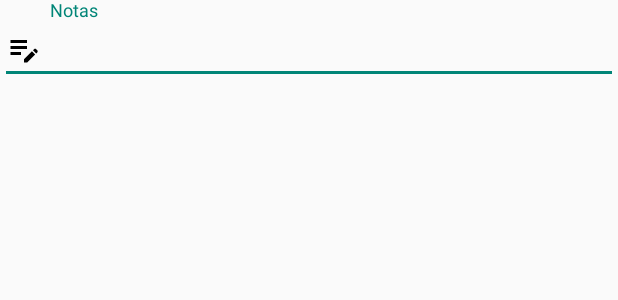
After one commit to antonisganzerla/baby-tracker, an Android app: the layout note_register_item.xml on its own in the app's theme, with its tools: preview values and no code run, on a phone screen of 412 x 824 dp. The commit adds this screen. Shown: the top 300 px of the screen. Run offline under Robolectric (Android 15) with nearby library versions, the phone set to English and light mode, and no system bars.

Commit message:
chore: add notes field

```diff
--- a/app/app/src/main/java/com/sgztech/babytracker/model/Register.kt
+++ b/app/app/src/main/java/com/sgztech/babytracker/model/Register.kt
@@ -9,4 +9,5 @@ data class Register(
     val name: String,
     val description: String,
     val time: LocalDateTime,
+    val note: String = "",
 )
--- /dev/null
+++ b/app/app/src/main/java/com/sgztech/babytracker/util/Locale.kt
@@ -0,0 +1,6 @@
+package com.sgztech.babytracker.util
+
+import java.util.Locale
+
+fun brazilianLocale(): Locale =
+    Locale("pt", "BR")
--- /dev/null
+++ b/app/app/src/main/res/drawable/ic_edit_note_24.xml
@@ -0,0 +1,5 @@
+<vector android:height="24dp" android:tint="#000000"
+    android:viewportHeight="24" android:viewportWidth="24"
+    android:width="24dp" xmlns:android="http://schemas.android.com/apk/res/android">
+    <path android:fillColor="@android:color/white" android:pathData="M3,10h11v2H3V10zM3,8h11V6H3V8zM3,16h7v-2H3V16zM18.01,12.87l0.71,-0.71c0.39,-0.39 1.02,-0.39 1.41,0l0.71,0.71c0.39,0.39 0.39,1.02 0,1.41l-0.71,0.71L18.01,12.87zM17.3,13.58l-5.3,5.3V21h2.12l5.3,-5.3L17.3,13.58z"/>
+</vector>
--- /dev/null
+++ b/app/app/src/main/res/layout/note_register_item.xml
@@ -0,0 +1,19 @@
+<com.google.android.material.textfield.TextInputLayout xmlns:android="http://schemas.android.com/apk/res/android"
+    xmlns:app="http://schemas.android.com/apk/res-auto"
+    android:layout_width="match_parent"
+    android:layout_height="wrap_content"
+    android:selectAllOnFocus="true"
+    app:layout_constraintEnd_toEndOf="parent"
+    app:layout_constraintStart_toStartOf="parent">
+
+    <com.google.android.material.textfield.TextInputEditText
+        android:id="@+id/etNote"
+        android:layout_width="match_parent"
+        android:layout_height="wrap_content"
+        android:drawableStart="@drawable/ic_edit_note_24"
+        android:drawablePadding="5dp"
+        android:hint="Notas"
+        android:inputType="textMultiLine"
+        android:maxLines="5"
+        android:scrollbars="vertical" />
+</com.google.android.material.textfield.TextInputLayout>
```
Also changed, not shown: app/app/src/main/java/com/sgztech/babytracker/ui/RegisterAdapter.kt (+8 -2 lines), app/app/src/main/java/com/sgztech/babytracker/ui/custom/BaseRegisterModalBottomSheet.kt (added, +74 -0 lines), app/app/src/main/java/com/sgztech/babytracker/ui/custom/DiaperModalBottomSheet.kt (+8 -47 lines), app/app/src/main/res/layout/diaper_modal_bottom_sheet_content.xml (+31 -50 lines), app/app/src/main/res/layout/register_card_view.xml (+11 -1 lines), app/app/src/main/res/layout/time_register_item.xml (added, +15 -0 lines).
